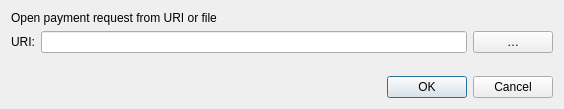
Old version of the form src/qt/forms/openuridialog.ui in the repository MassGrid/MassGrid.
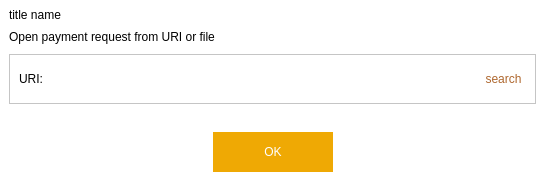
New version of the form. Icons and pictures are not drawn. Custom widgets are drawn as their Qt base class.

```diff
--- a/src/qt/forms/openuridialog.ui
+++ b/src/qt/forms/openuridialog.ui
@@ -6,14 +6,101 @@
    <rect>
     <x>0</x>
     <y>0</y>
-    <width>564</width>
-    <height>109</height>
+    <width>545</width>
+    <height>181</height>
    </rect>
   </property>
   <property name="windowTitle">
    <string>Open URI</string>
   </property>
+  <property name="styleSheet">
+   <string notr="true">QWidget{
+	background-color: rgb(255, 255, 255);
+}</string>
+  </property>
+  <layout class="QVBoxLayout" name="verticalLayout_2">
+   <property name="spacing">
+    <number>0</number>
+   </property>
+   <property name="leftMargin">
+    <number>0</number>
+   </property>
+   <property name="topMargin">
+    <number>0</number>
+   </property>
+   <property name="rightMargin">
+    <number>0</number>
+   </property>
+   <property name="bottomMargin">
+    <number>0</number>
+   </property>
+   <item>
+    <layout class="QHBoxLayout" name="horizontalLayout_5">
+     <property name="leftMargin">
+      <number>9</number>
+     </property>
+     <item>
+      <widget class="QLabel" name="label_titleName">
+       <property name="text">
+        <string>title name</string>
+       </property>
+      </widget>
+     </item>
+     <item>
+      <spacer name="horizontalSpacer_3">
+       <property name="orientation">
+        <enum>Qt::Horizontal</enum>
+       </property>
+       <property name="sizeHint" stdset="0">
+        <size>
+         <width>40</width>
+         <height>20</height>
+        </size>
+       </property>
+      </spacer>
+     </item>
+     <item>
+      <widget class="QToolButton" name="cancelButton">
+       <property name="minimumSize">
+        <size>
+         <width>30</width>
+         <height>30</height>
+        </size>
+       </property>
+       <property name="maximumSize">
+        <size>
+         <width>30</width>
+         <height>30</height>
+        </size>
+       </property>
+       <property name="styleSheet">
+        <string notr="true">QToolButton{
+border:hidden;
+image: url(:/pic/res/pic/closeBtn.png);
+}
+</string>
+       </property>
+       <property name="text">
+        <string/>
+       </property>
+      </widget>
+     </item>
+    </layout>
+   </item>
+   <item>
   <layout class="QVBoxLayout" name="verticalLayout">
+     <property name="spacing">
+      <number>10</number>
+     </property>
+     <property name="leftMargin">
+      <number>9</number>
+     </property>
+     <property name="rightMargin">
+      <number>9</number>
+     </property>
+     <property name="bottomMargin">
+      <number>9</number>
+     </property>
    <item>
     <widget class="QLabel" name="label_2">
      <property name="text">
@@ -22,6 +109,19 @@
     </widget>
    </item>
    <item>
+      <widget class="QFrame" name="frame">
+       <property name="minimumSize">
+        <size>
+         <width>0</width>
+         <height>0</height>
+        </size>
+       </property>
+       <property name="frameShape">
+        <enum>QFrame::StyledPanel</enum>
+       </property>
+       <property name="frameShadow">
+        <enum>QFrame::Raised</enum>
+       </property>
     <layout class="QHBoxLayout" name="horizontalLayout">
      <item>
       <widget class="QLabel" name="label">
@@ -31,22 +131,41 @@
       </widget>
      </item>
      <item>
-      <widget class="QValidatedLineEdit" name="uriEdit"/>
+         <widget class="QValidatedLineEdit" name="uriEdit">
+          <property name="minimumSize">
+           <size>
+            <width>0</width>
+            <height>30</height>
+           </size>
+          </property>
+          <property name="styleSheet">
+           <string notr="true">border:hidden;</string>
+          </property>
+         </widget>
      </item>
      <item>
-      <widget class="QPushButton" name="selectFileButton">
+         <widget class="QToolButton" name="selectFileButton">
        <property name="toolTip">
         <string>Select payment request file</string>
        </property>
+          <property name="styleSheet">
+           <string notr="true">border:hidden;
+color:rgb(174,103,46);</string>
+          </property>
        <property name="text">
-        <string notr="true">…</string>
-       </property>
-       <property name="autoDefault">
-        <bool>false</bool>
+           <string notr="true">search</string>
+          </property>
+          <property name="icon">
+           <iconset resource="../massgrid.qrc">
+            <normaloff>:/pic/res/pic/search.png</normaloff>:/pic/res/pic/search.png</iconset>
+          </property>
+          <property name="toolButtonStyle">
+           <enum>Qt::ToolButtonTextBesideIcon</enum>
        </property>
       </widget>
      </item>
     </layout>
+      </widget>
    </item>
    <item>
     <spacer name="verticalSpacer">
@@ -62,14 +181,76 @@
     </spacer>
    </item>
    <item>
+      <layout class="QHBoxLayout" name="horizontalLayout_2">
+       <property name="spacing">
+        <number>0</number>
+       </property>
+       <property name="leftMargin">
+        <number>0</number>
+       </property>
+       <property name="topMargin">
+        <number>0</number>
+       </property>
+       <property name="rightMargin">
+        <number>0</number>
+       </property>
+       <property name="bottomMargin">
+        <number>0</number>
+       </property>
+       <item>
+        <spacer name="horizontalSpacer">
+         <property name="orientation">
+          <enum>Qt::Horizontal</enum>
+         </property>
+         <property name="sizeHint" stdset="0">
+          <size>
+           <width>40</width>
+           <height>20</height>
+          </size>
+         </property>
+        </spacer>
+       </item>
+       <item>
     <widget class="QDialogButtonBox" name="buttonBox">
+         <property name="maximumSize">
+          <size>
+           <width>120</width>
+           <height>40</height>
+          </size>
+         </property>
+         <property name="styleSheet">
+          <string notr="true">QPushButton{
+width:120;
+height:40;
+background-color: rgb(239, 169, 4);
+color: rgb(255, 255, 255);
+border:hidden;
+}</string>
+         </property>
      <property name="orientation">
       <enum>Qt::Horizontal</enum>
      </property>
      <property name="standardButtons">
-      <set>QDialogButtonBox::Cancel|QDialogButtonBox::Ok</set>
-     </property>
-    </widget>
+          <set>QDialogButtonBox::Ok</set>
+         </property>
+        </widget>
+       </item>
+       <item>
+        <spacer name="horizontalSpacer_2">
+         <property name="orientation">
+          <enum>Qt::Horizontal</enum>
+         </property>
+         <property name="sizeHint" stdset="0">
+          <size>
+           <width>40</width>
+           <height>20</height>
+          </size>
+         </property>
+        </spacer>
+       </item>
+      </layout>
+     </item>
+    </layout>
    </item>
   </layout>
  </widget>
```
Left out of the diff: 4 changed lines with no effect on the pictures. Lines whose indentation alone changed are shown as unchanged.
